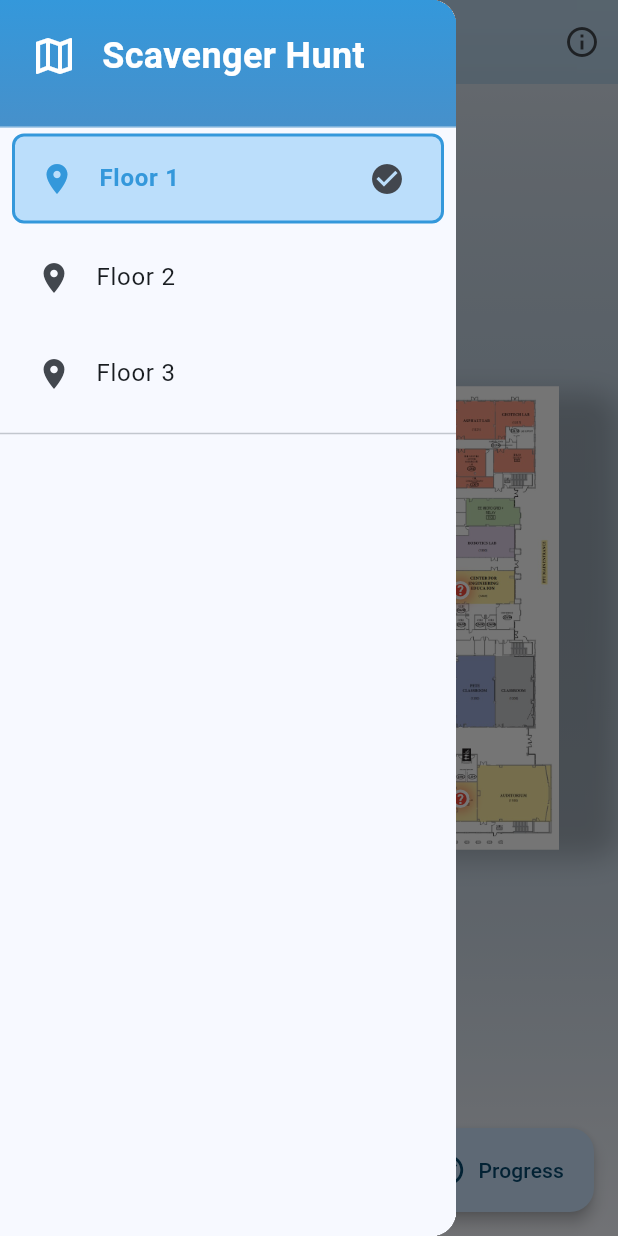
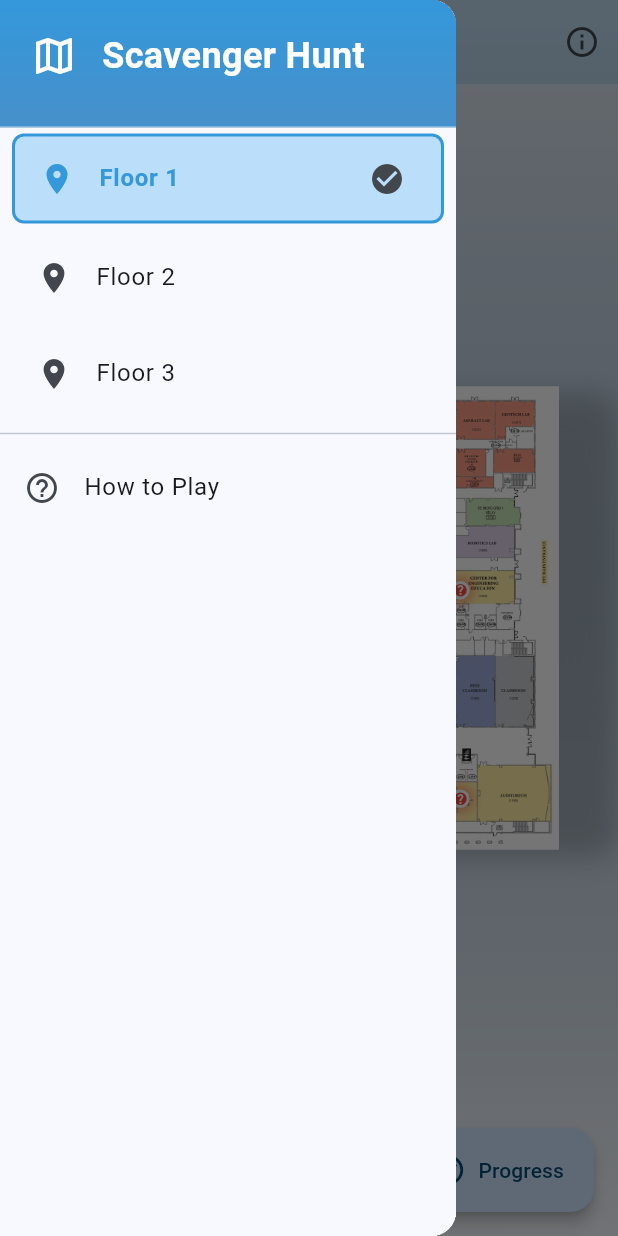
Before and after one commit to GrayBarrow/pft_scavenger_hunt, a Flutter app: the screen it shows after launch, with the side drawer open, on a phone screen of 412 x 824 dp. Run offline on Flutter 3.47's test engine with Material 3 defaults, Android fonts, the phone set to English and light mode, and no system bars; Roboto replaces fonts that are missing (Poppins).

Commit message:
fixed styling

```diff
--- a/lib/main.dart
+++ b/lib/main.dart
@@ -638,14 +638,14 @@ class _FloorPageState extends State<FloorPage> with SingleTickerProviderStateMix
                       _buildFloorTile(2, selectedColor),
                       _buildFloorTile(3, selectedColor),
                       const Divider(),
-                      // ListTile(
-                      //   leading: const Icon(Icons.help_outline),
-                      //   title: const Text('How to Play'),
-                      //   onTap: () {
-                      //     Navigator.pop(context);
-                      //     //_showHowToPlayDialog();
-                      //   },
-                      // ),
+                      ListTile(
+                        leading: const Icon(Icons.help_outline),
+                        title: const Text('How to Play'),
+                        onTap: () {
+                          Navigator.pop(context);
+                          //_showHowToPlayDialog();
+                        },
+                      ),
                     ],
                   ),
                 ),
```
